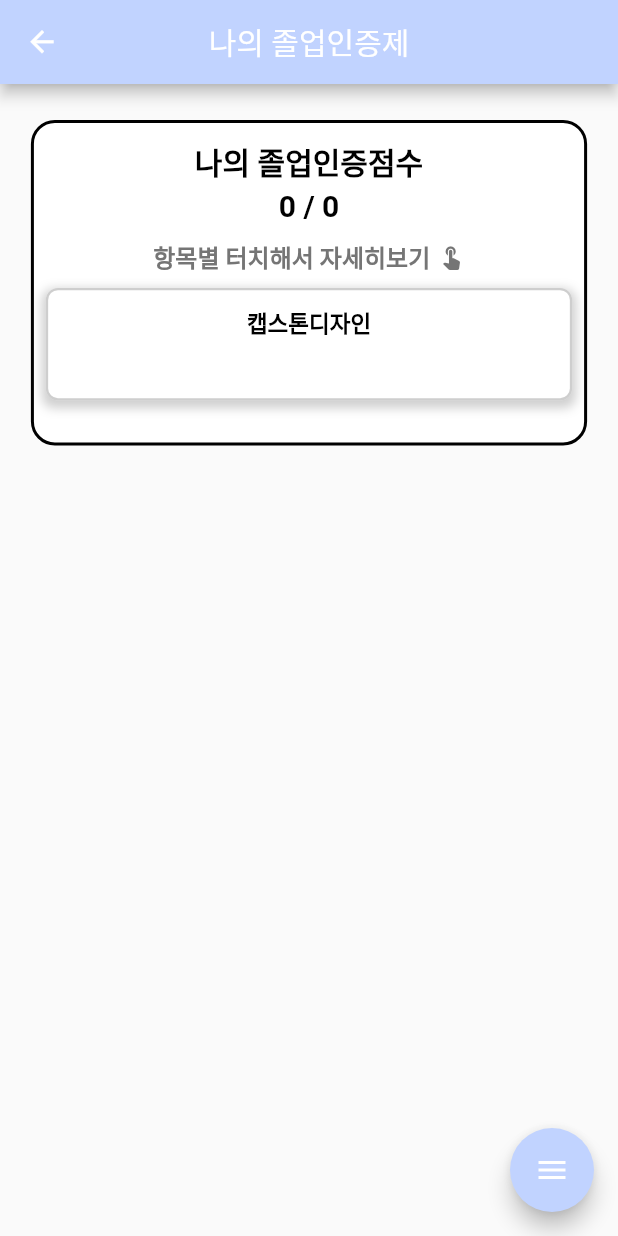
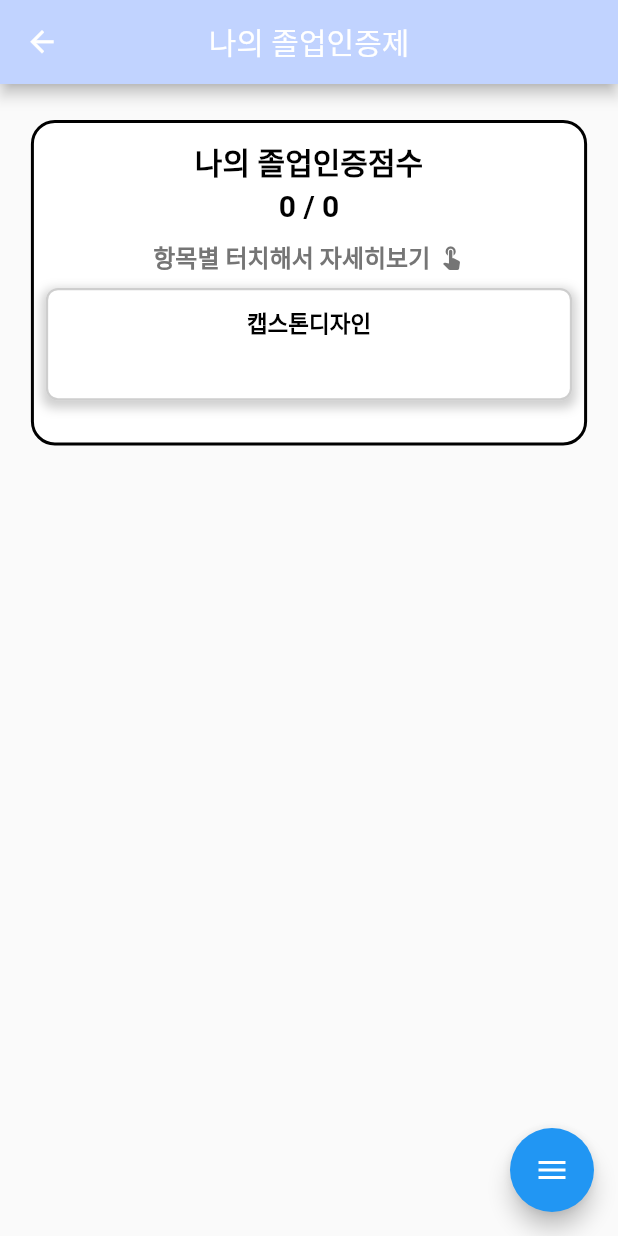
Before and after one commit to kimgu11/capston_18, a Flutter app: the MyScorePage screen opened directly, on a phone screen of 412 x 824 dp. Run offline on Flutter 3.47's test engine with Material 2 defaults, Android fonts, the light colour scheme and no system bars; drawn by our look-alikes of flutter_speed_dial; our stand-ins replace dio, file_picker, flutter_secure_storage, permission_handler, share; accounts and stored records are empty; network calls fail.

Commit message:
메뉴바 색상 변경

```diff
--- a/lib/screens/gScore/gscore_myscore.dart
+++ b/lib/screens/gScore/gscore_myscore.dart
@@ -417,7 +417,7 @@
       animatedIcon: AnimatedIcons.menu_close,
       visible: true,
       curve: Curves.bounceIn,
-      backgroundColor: Color(0xffC1D3FF),
+      backgroundColor: Colors.blue,
       children: [
         SpeedDialChild(
             child: const Icon(Icons.calculate, color: Colors.white, size: 30.0,),
```
